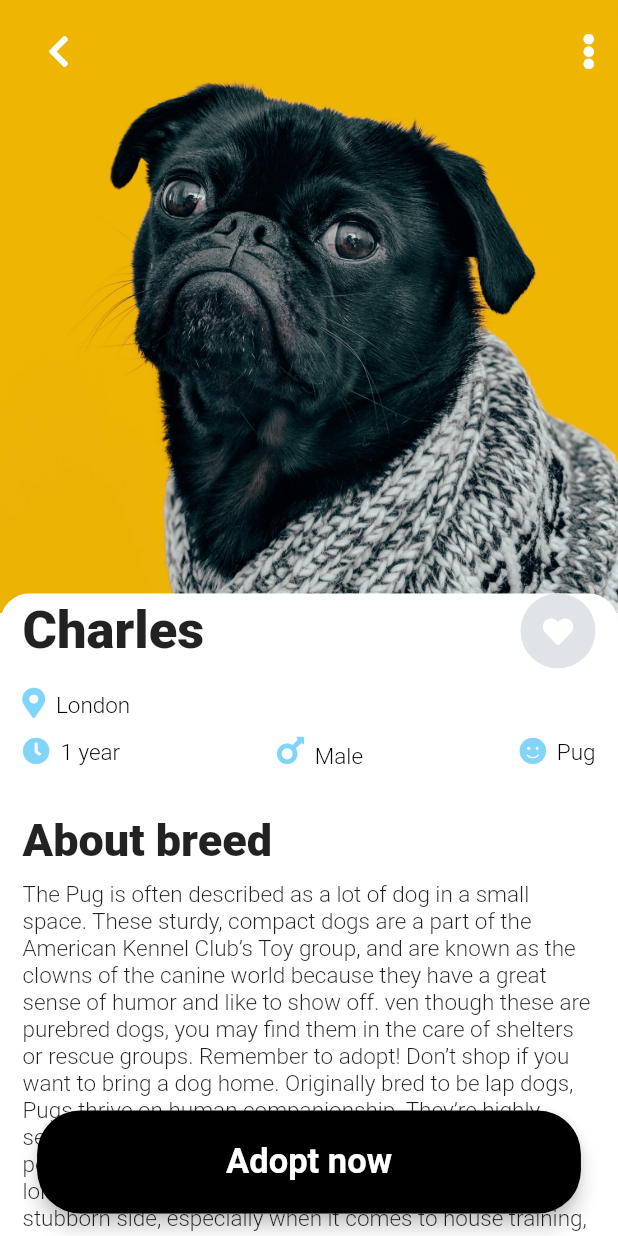
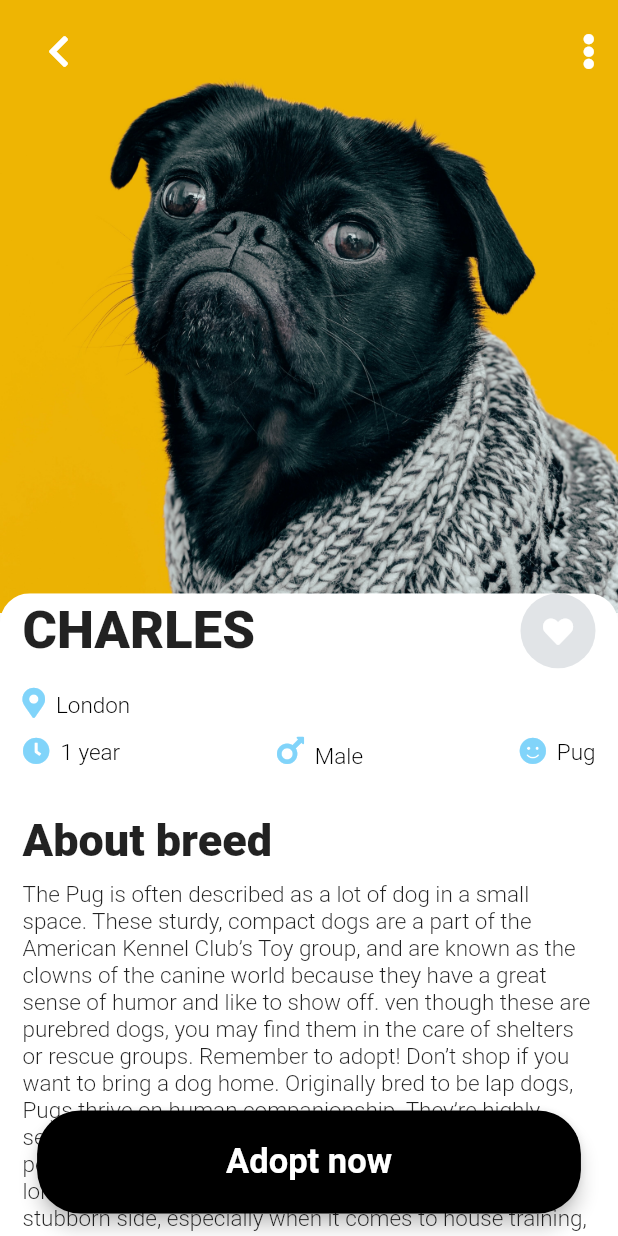
Before and after one commit to ShubhP23/find_best_friend, a Flutter app: the screen it shows after launch, after a tap on "Charles", on a phone screen of 412 x 824 dp. Run offline on Flutter 3.47's test engine with Material 2 defaults, Android fonts, the phone set to English and light mode, and no system bars; our stand-ins replace font_awesome_flutter.

Commit message:
comments added

```diff
--- a/find_best_friend/lib/components.dart/rounded_widget.dart
+++ b/find_best_friend/lib/components.dart/rounded_widget.dart
@@ -1,4 +1,6 @@
 import 'package:flutter/material.dart';
+
+//A class for Rounded horizontal Widget for HomePage.
 
 class Rounded_widget extends StatelessWidget {
   Rounded_widget(
--- a/find_best_friend/lib/constants.dart
+++ b/find_best_friend/lib/constants.dart
@@ -1,8 +1,8 @@
 import 'dart:ui';
-
 import 'package:flutter/material.dart';
 import 'package:font_awesome_flutter/font_awesome_flutter.dart';
 
+// TextFieldDecoration for the Search Bar in HomePage.
 const kTextFieldDecoration = InputDecoration(
   hintText: 'Search',
   hintStyle: TextStyle(
@@ -45,6 +45,8 @@ const kTextFieldDecoration = InputDecoration(
   ),
 );
 
+//A dynamic List with datas that can be fetched when required in both the pages
+//by passing arguments.
 List<dynamic> kFetchData = [
   {
     "name": "Charles",
--- a/find_best_friend/lib/main.dart
+++ b/find_best_friend/lib/main.dart
@@ -11,9 +11,12 @@ class FindBestFriend extends StatelessWidget {
   Widget build(BuildContext context) {
     return MaterialApp(
       debugShowCheckedModeBanner: false,
+
+      //Routing to shift from one page to another.
       initialRoute: HomePage.id,
       routes: {
         HomePage.id: (context) => HomePage(),
+        //ProfilePage has been given an argument to fetch datas from HomePage.
         ProfilePage.id: (context) =>
             ProfilePage(idx: ModalRoute.of(context)!.settings.arguments),
       },
--- a/find_best_friend/lib/screens.dart/profile_page.dart
+++ b/find_best_friend/lib/screens.dart/profile_page.dart
@@ -12,13 +12,15 @@ class ProfilePage extends StatefulWidget {
 }
 
 class _ProfilePageState extends State<ProfilePage> {
+  // To toggle ProfilePage Heart Icon between Active State and Inactive State.
   void favourite() {
     setState(() {
       kFetchData[widget.idx]['favourite'] == true
           ? kFetchData[widget.idx]['favourite'] = false
           : kFetchData[widget.idx]['favourite'] = true;
     });
-    // print(kFetchData[widget.idx]['favourite']);
+    // if the heart icon will be in Active state the same will reflect
+    //in the ProfilePage and vice-versa in the HomePage.
   }
 
   @override
@@ -29,6 +31,8 @@ class _ProfilePageState extends State<ProfilePage> {
         Scaffold(
           body: Stack(
             children: [
+              //Providing Image to the ProfilePage by Fetching Data from
+              //kFetchData List.
               Container(
                 child: Image.asset(kFetchData[widget.idx]['image']),
               ),
@@ -42,6 +46,7 @@ class _ProfilePageState extends State<ProfilePage> {
                       IconButton(
                         onPressed: () {
                           setState(() {
+                            //Popping the ProfilePage.
                             Navigator.pop(context);
                           });
                         },
@@ -58,6 +63,7 @@ class _ProfilePageState extends State<ProfilePage> {
                   ),
                 ),
               ),
+              //Draggable Sheet to Contain the About Section.
               DraggableScrollableSheet(
                 initialChildSize: 0.52,
                 minChildSize: 0.52,
@@ -69,6 +75,7 @@ class _ProfilePageState extends State<ProfilePage> {
                   child: Container(
                     color: Colors.white,
                     child: ListView(
+                      //Passing Controller for the Draggable Sheet.
                       controller: controller,
                       children: [
                         Padding(
@@ -83,7 +90,9 @@ class _ProfilePageState extends State<ProfilePage> {
                                     MainAxisAlignment.spaceBetween,
                                 children: [
                                   Text(
-                                    kFetchData[widget.idx]["name"],
+                                    kFetchData[widget.idx]["name"]
+                                        .toString()
+                                        .toUpperCase(),
                                     style: TextStyle(
                                       fontSize: 35.0,
                                       fontWeight: FontWeight.w900,
@@ -99,6 +108,7 @@ class _ProfilePageState extends State<ProfilePage> {
                                       child: FaIcon(
                                         FontAwesomeIcons.solidHeart,
                                         size: 20.0,
+                                        //Toggling the Heart Icon.
                                         color: kFetchData[widget.idx]
                                                     ['favourite'] ==
                                                 true
@@ -159,12 +169,14 @@ class _ProfilePageState extends State<ProfilePage> {
                                       ],
                                     ),
                                   ),
-                                  // SizedBox(width: 25.0),
                                   Spacer(),
                                   RichText(
                                     text: TextSpan(
                                       children: [
                                         WidgetSpan(
+                                          //Fetching data to check if Gender is
+                                          //male or female and accordingly
+                                          //toggle the icon.
                                           child: kFetchData[widget.idx]
                                                       ['gender'] ==
                                                   "  Male"
@@ -245,6 +257,8 @@ class _ProfilePageState extends State<ProfilePage> {
             ],
           ),
         ),
+
+        //Stacked the Adopt Now Material Button above Scaffold.
         Padding(
           padding: const EdgeInsets.all(15.0),
           child: MaterialButton(
```
Also changed, not shown: find_best_friend/lib/components.dart/home_card.dart (+8 -1 lines), find_best_friend/lib/screens.dart/home_page.dart (+14 -0 lines), find_best_friend/images/camylla-dog2.jpg (deleted), find_best_friend/images/charles-dog2.jpg (deleted).
